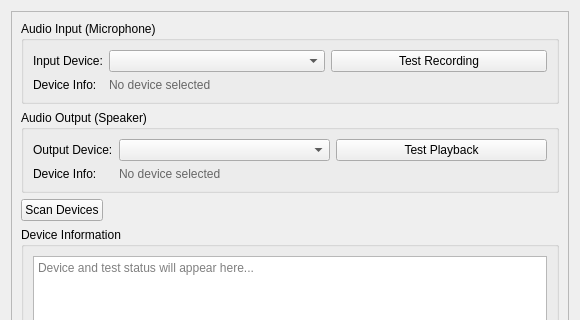
Qt form src/views/settings/components/audio/audio_widget.ui (alguemaiYT/Mina-a-Assistente-Virtual-Do-G.E.R.A) before a commit; both pictures show x 0 to 580 and y 0 to 320 of the 580 by 500 pixel window.
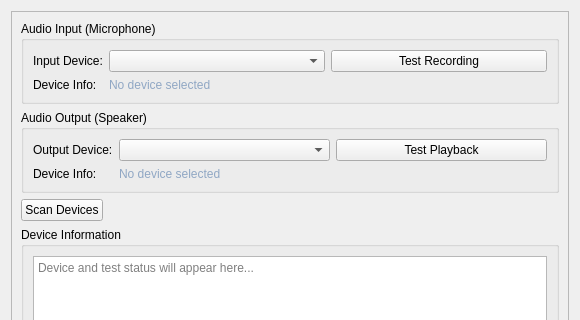
The same form after that commit.

What changed in the file:
```diff
--- a/src/views/settings/components/audio/audio_widget.ui
+++ b/src/views/settings/components/audio/audio_widget.ui
@@ -73,7 +73,7 @@
              <string>No device selected</string>
             </property>
             <property name="styleSheet">
-             <string>color: #666;</string>
+             <string>color: #90a7c4;</string>
             </property>
            </widget>
           </item>
@@ -124,7 +124,7 @@
              <string>No device selected</string>
             </property>
             <property name="styleSheet">
-             <string>color: #666;</string>
+             <string>color: #90a7c4;</string>
             </property>
            </widget>
           </item>
```
